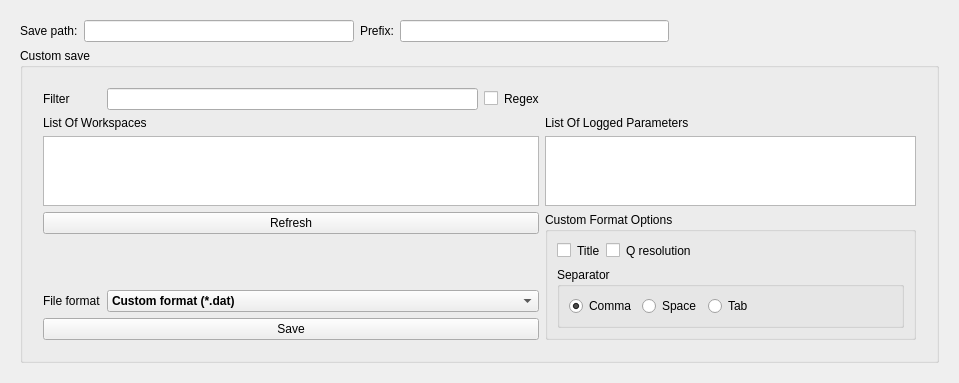
Old version of the form MantidQt/CustomInterfaces/inc/MantidQtCustomInterfaces/Reflectometry/ReflSaveTabWidget.ui in the repository mantidproject/mantid.
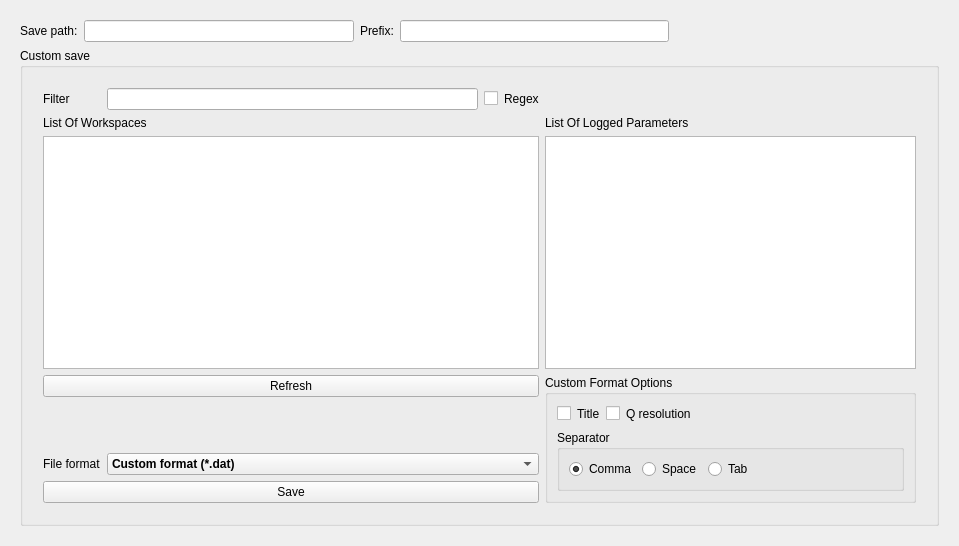
New version of the form.

The edit to the form file:
```diff
--- a/MantidQt/CustomInterfaces/inc/MantidQtCustomInterfaces/Reflectometry/ReflSaveTabWidget.ui
+++ b/MantidQt/CustomInterfaces/inc/MantidQtCustomInterfaces/Reflectometry/ReflSaveTabWidget.ui
@@ -7,7 +7,7 @@
         <x>0</x>
         <y>0</y>
         <width>959</width>
-        <height>346</height>
+        <height>546</height>
       </rect>
     </property>
     <property name="windowTitle">
```
